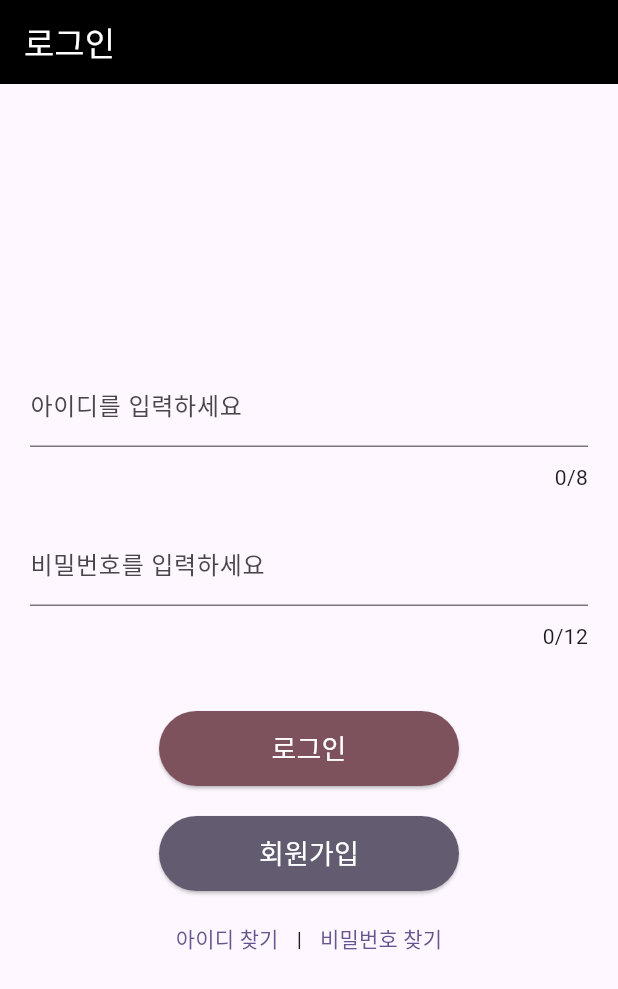
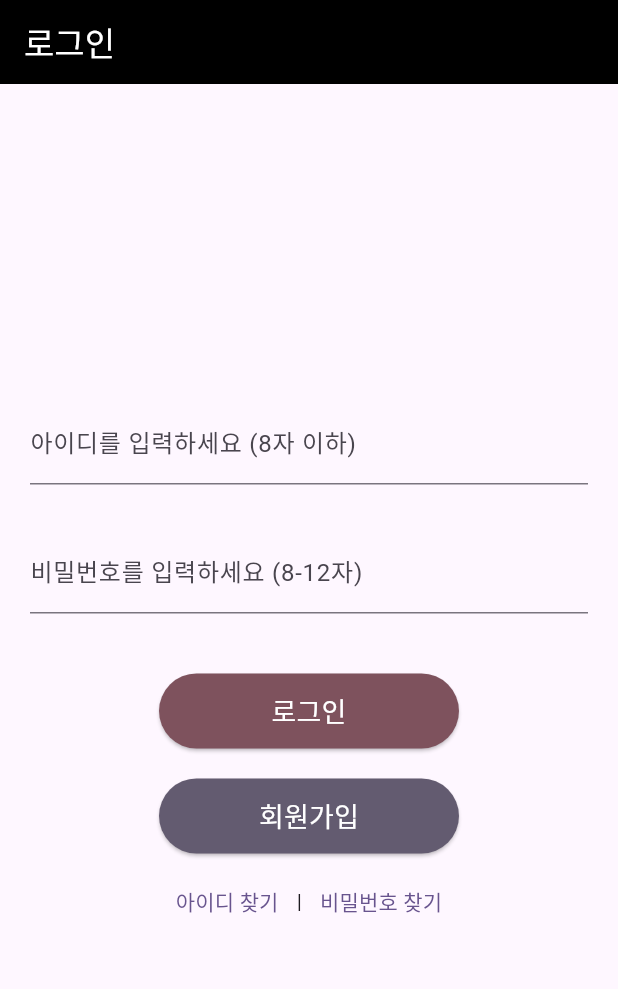
Before and after one commit to shin-na-ra/CRUD_board, a Flutter app: the screen it shows after launch, on a phone screen of 412 x 824 dp. Shown: the top 989 px of the screen. Run offline on Flutter 3.47's test engine with Material 3 defaults, Android fonts, the phone set to English and light mode, and no system bars; our stand-ins replace cloud_firestore, firebase_core, get; accounts and stored records are empty.

Commit message:
문구 수정

```diff
--- a/lib/view/login/findpw.dart
+++ b/lib/view/login/findpw.dart
@@ -50,7 +50,7 @@ class _FindPwPageState extends State<FindPwPage> {
                   controller: idController,
                   onChanged: (value) => setState(() {}),
                   decoration: const InputDecoration(
-                    labelText: '아이디를 입력하세요',
+                    labelText: '아이디를 입력하세요 (8자 이하)',
                   ),
                   inputFormatters: [
                     LengthLimitingTextInputFormatter(8),
--- a/lib/view/login/login.dart
+++ b/lib/view/login/login.dart
@@ -48,7 +48,7 @@ class _LoginPageState extends State<LoginPage> {
                   controller: idController,
                   onChanged: (value) => setState(() {}),
                   decoration: const InputDecoration(
-                    labelText: '아이디를 입력하세요',
+                    labelText: '아이디를 입력하세요 (8자 이하)',
                   ),
                   inputFormatters: [
                     LengthLimitingTextInputFormatter(8),
@@ -57,26 +57,16 @@ class _LoginPageState extends State<LoginPage> {
                 ),
             ),
 
-            // id 입력 글자 수 text
-            Padding(
-              padding: const EdgeInsets.fromLTRB(0, 0, 20, 0),
-              child: Row(
-                mainAxisAlignment: MainAxisAlignment.end,
-                children: [
-                  Text('${idController.text.length}/8'),
-                ],
-              ),
-            ),
 
             // pw 입력 TextField
             Padding(
-              padding: const EdgeInsets.fromLTRB(20, 20, 20, 10),
+              padding: const EdgeInsets.fromLTRB(20, 20, 20, 40),
                 child: TextField(
                   obscureText: true,
                   controller: pwController,
                   onChanged: (value) => setState(() {}),
                   decoration: const InputDecoration(
-                    labelText: '비밀번호를 입력하세요',
+                    labelText: '비밀번호를 입력하세요 (8-12자)',
                   ),
                   keyboardType: TextInputType.text,
                   inputFormatters: [
@@ -85,16 +75,6 @@ class _LoginPageState extends State<LoginPage> {
                 ),
             ),
 
-            // pw 입력 글자 수 text
-            Padding(
-              padding: const EdgeInsets.fromLTRB(0, 0, 20, 40),
-              child: Row(
-                mainAxisAlignment: MainAxisAlignment.end,
-                children: [
-                  Text('${pwController.text.length}/12'),
-                ],
-              ),
-            ),
 
 
             // Elevated 버튼 영역
```
